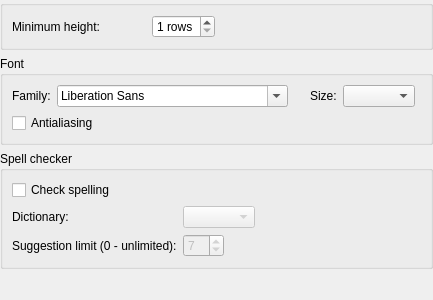
The window that src/widgets/settingpages/ChatWindowEditSettings.ui (KittyIM/Client) describes before a commit, drawn with Qt 5.
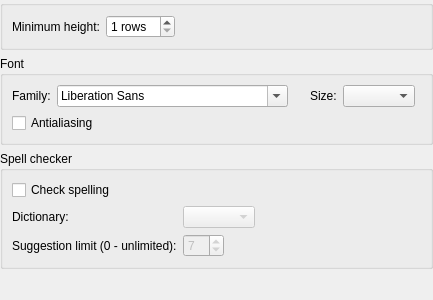
The same window after the commit. Custom widgets are drawn as their Qt base class.

Commit message: Fix a bug when closing chat tabs with mouse wheel only worked when tabs were on top. Removed duplicated control from ChatWindowSettings.

Diff of the .ui file:
```diff
--- a/src/widgets/settingpages/ChatWindowEditSettings.ui
+++ b/src/widgets/settingpages/ChatWindowEditSettings.ui
@@ -22,7 +22,7 @@
      <property name="title">
       <string/>
      </property>
-     <layout class="QGridLayout" name="gridLayout">
+     <layout class="QFormLayout" name="formLayout">
       <item row="0" column="0">
        <widget class="QLabel" name="minHeightLabel">
         <property name="text">
@@ -30,7 +30,7 @@
         </property>
        </widget>
       </item>
-      <item row="0" column="1" colspan="2">
+      <item row="0" column="1">
        <layout class="QHBoxLayout" name="horizontalLayout_2">
         <item>
          <widget class="QSpinBox" name="minHeightSpinBox">
@@ -41,7 +41,7 @@
            <number>1</number>
           </property>
           <property name="maximum">
-           <number>5</number>
+           <number>10</number>
           </property>
          </widget>
         </item>
```
The commit also changes 2 other files.
